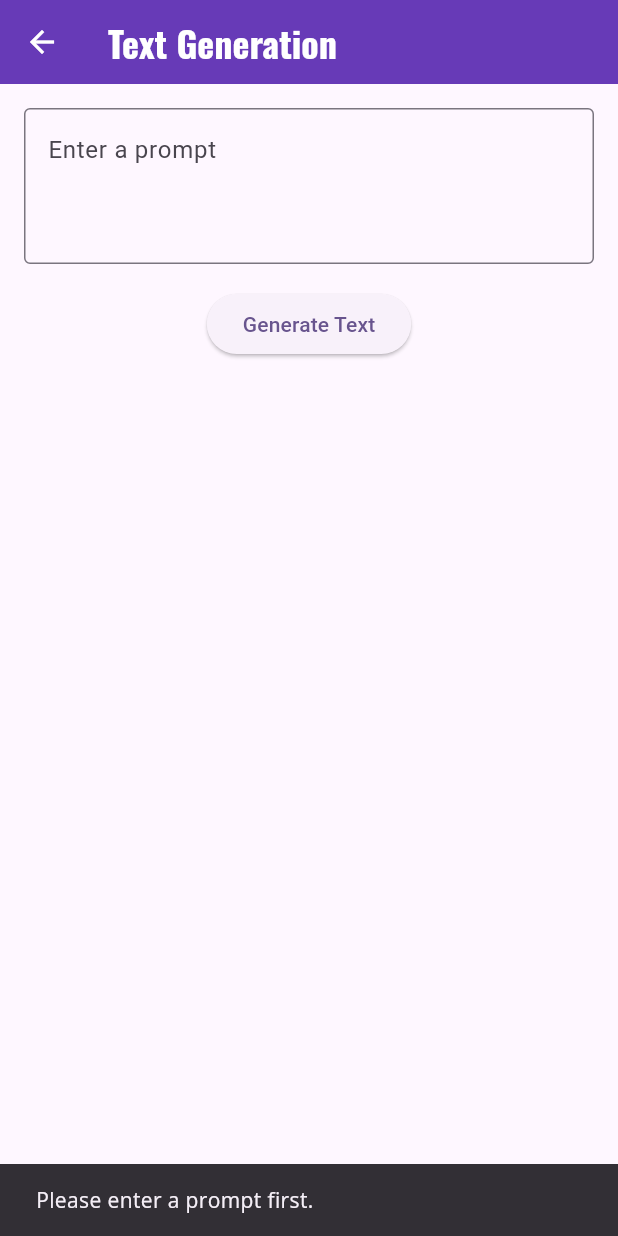
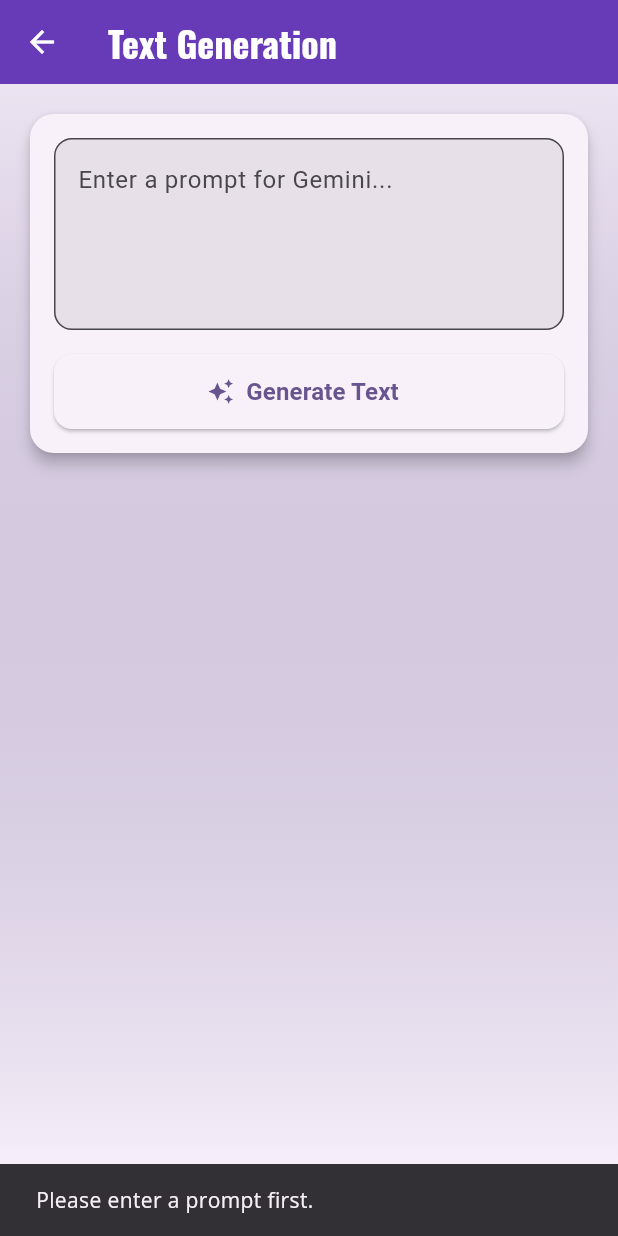
Before and after one commit to rintuchowdory/Project-Flutter-Android, a Flutter app: the TextGenerationScreen screen opened by its route, after a tap on "Generate Text", on a phone screen of 412 x 824 dp. Run offline on Flutter 3.47's test engine with Material 3 defaults, Android fonts, the phone set to English and light mode, and no system bars; our stand-ins replace firebase_core, go_router, google_fonts, google_generative_ai; accounts and stored records are empty.

Commit message:
Upgrade dependencies, use google_generative_ai, and Material 3 UI polish

```diff
--- a/lib/main.dart
+++ b/lib/main.dart
@@ -25,6 +25,11 @@ class ThemeProvider with ChangeNotifier {
   void toggleTheme() {
     _themeMode =
         _themeMode == ThemeMode.light ? ThemeMode.dark : ThemeMode.light;
+    notifyListeners();
+  }
+
+  void resetTheme() {
+    _themeMode = ThemeMode.light;
     notifyListeners();
   }
 }
@@ -143,7 +148,8 @@ class HomeScreen extends StatelessWidget {
                 const SizedBox(height: 48),
                 ElevatedButton.icon(
                   onPressed: () {
-                    ScaffoldMessenger.of(context).showSnackBar(const SnackBar(content: Text('Not yet implemented')));
+                    context.read<ThemeProvider>().resetTheme();
+                    ScaffoldMessenger.of(context).showSnackBar(const SnackBar(content: Text('App state restored to default.')));
                   },
                   icon: const Icon(Icons.restore),
                   label: const Text('Restore Original App'),
--- a/lib/text_generation_screen.dart
+++ b/lib/text_generation_screen.dart
@@ -1,6 +1,6 @@
-import 'dart:convert';
 import 'package:flutter/material.dart';
-import 'package:http/http.dart' as http;
+import 'package:google_generative_ai/google_generative_ai.dart';
+import 'package:google_fonts/google_fonts.dart';
 
 // API key is injected at build time via --dart-define=GEMINI_API_KEY=...
 // It is never stored in any source file.
@@ -48,39 +48,19 @@ class _TextGenerationScreenState extends State<TextGenerationScreen> {
     });
 
     try {
-      final url = Uri.parse(
-        'https://generativelanguage.googleapis.com/v1beta/models/gemini-2.0-flash:generateContent?key=$_apiKey',
+      final model = GenerativeModel(
+        model: 'gemini-2.0-flash',
+        apiKey: _apiKey,
       );
 
-      final response = await http.post(
-        url,
-        headers: {'Content-Type': 'application/json'},
-        body: jsonEncode({
-          'contents': [
-            {
-              'parts': [
-                {'text': prompt}
-              ]
-            }
-          ]
-        }),
-      );
+      final content = [Content.text(prompt)];
+      final response = await model.generateContent(content);
 
       if (!mounted) return;
 
-      if (response.statusCode == 200) {
-        final data = jsonDecode(response.body);
-        final text = data['candidates'][0]['content']['parts'][0]['text']
-            as String? ??
-            'No response from model.';
       setState(() {
-          _generatedText = text;
+        _generatedText = response.text ?? 'No response from model.';
       });
-      } else {
-        setState(() {
-          _generatedText = 'Error ${response.statusCode}: ${response.body}';
-        });
-      }
     } catch (e) {
       if (!mounted) return;
       setState(() {
@@ -100,39 +80,96 @@ class _TextGenerationScreenState extends State<TextGenerationScreen> {
     return Scaffold(
       appBar: AppBar(
         title: const Text('Text Generation'),
+        elevation: 0,
       ),
-      body: Padding(
+      body: Container(
+        decoration: BoxDecoration(
+          gradient: LinearGradient(
+            begin: Alignment.topCenter,
+            end: Alignment.bottomCenter,
+            colors: [
+              Theme.of(context).colorScheme.primary.withAlpha(30),
+              Theme.of(context).colorScheme.surface,
+            ],
+          ),
+        ),
+        child: Padding(
+          padding: const EdgeInsets.all(16.0),
+          child: Column(
+            crossAxisAlignment: CrossAxisAlignment.stretch,
+            children: [
+              Card(
+                elevation: 4,
+                shape: RoundedRectangleBorder(
+                  borderRadius: BorderRadius.circular(16),
+                ),
+                child: Padding(
                   padding: const EdgeInsets.all(16.0),
                   child: Column(
                     children: [
                       TextField(
                         controller: _textEditingController,
-              maxLines: 3,
-              decoration: const InputDecoration(
-                hintText: 'Enter a prompt',
-                border: OutlineInputBorder(),
+                        maxLines: 4,
+                        decoration: InputDecoration(
+                          hintText: 'Enter a prompt for Gemini...',
+                          border: OutlineInputBorder(
+                            borderRadius: BorderRadius.circular(12),
+                          ),
+                          filled: true,
                         ),
                       ),
                       const SizedBox(height: 16),
-            ElevatedButton(
+                      SizedBox(
+                        width: double.infinity,
+                        height: 50,
+                        child: ElevatedButton.icon(
                           onPressed: _isLoading ? null : _generateText,
-              child: _isLoading
+                          icon: _isLoading
                               ? const SizedBox(
                                   width: 20,
                                   height: 20,
                                   child: CircularProgressIndicator(strokeWidth: 2),
                                 )
-                  : const Text('Generate Text'),
+                              : const Icon(Icons.auto_awesome),
+                          label: Text(
+                            _isLoading ? 'Generating...' : 'Generate Text',
+                            style: GoogleFonts.roboto(
+                                fontSize: 16, fontWeight: FontWeight.bold),
                           ),
-            const SizedBox(height: 16),
-            Expanded(
-              child: SingleChildScrollView(
-                child: Text(_generatedText),
+                          style: ElevatedButton.styleFrom(
+                            shape: RoundedRectangleBorder(
+                              borderRadius: BorderRadius.circular(12),
+                            ),
+                          ),
                         ),
                       ),
                     ],
                   ),
                 ),
+              ),
+              const SizedBox(height: 16),
+              if (_generatedText.isNotEmpty)
+                Expanded(
+                  child: Card(
+                    elevation: 2,
+                    shape: RoundedRectangleBorder(
+                      borderRadius: BorderRadius.circular(16),
+                    ),
+                    child: Padding(
+                      padding: const EdgeInsets.all(16.0),
+                      child: SingleChildScrollView(
+                        child: SelectableText(
+                          _generatedText,
+                          style: GoogleFonts.openSans(fontSize: 15, height: 1.5),
+                        ),
+                      ),
+                    ),
+                  ),
+                ),
+            ],
+          ),
+        ),
+      ),
     );
   }
 }
--- a/pubspec.yaml
+++ b/pubspec.yaml
@@ -34,12 +34,12 @@ dependencies:
   # The following adds the Cupertino Icons font to your application.
   # Use with the CupertinoIcons class for iOS style icons.
   cupertino_icons: ^1.0.8
-  google_fonts: ^6.3.3
+  google_fonts: ^8.1.0
   provider: ^6.1.5+1
   http: ^1.2.2
   go_router: ^17.0.1
   firebase_core: ^4.3.0
-  firebase_ai: ^3.6.1
+  google_generative_ai: ^0.4.7
   # REMOVED: fest ^0.1.3+1        — not imported anywhere in the project
   # REMOVED: torch_light ^1.1.0   — not imported anywhere in the project
   # REMOVED: firebase_vertexai    — replaced by firebase_ai (the current unified package)
@@ -53,7 +53,7 @@ dev_dependencies:
   # activated in the `analysis_options.yaml` file located at the root of your
   # package. See that file for information about deactivating specific lint
   # rules and activating additional ones.
-  flutter_lints: ^5.0.0
+  flutter_lints: ^6.0.0
 
 # For information on the generic Dart part of this file, see the
 # following page: https://dart.dev/tools/pub/pubspec
```
Also changed, not shown: pubspec.lock, 1 other file. Lines whose indentation alone changed are shown as unchanged.
